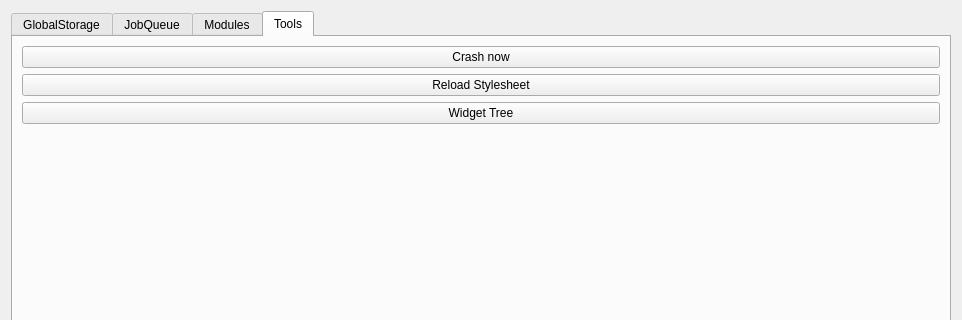
Above: src/calamares/DebugWindow.ui from calamares/calamares before the change; both pictures show x 0 to 962 and y 0 to 320 of the 962 by 651 pixel window. Below: the same form after it.
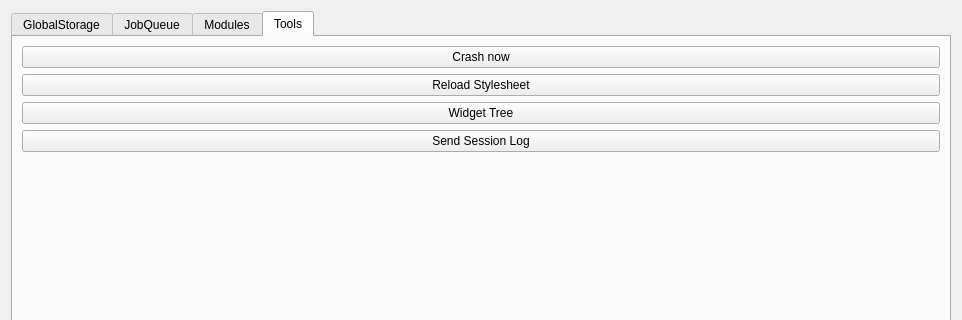
That is the form after the change. The open tabs and pages were chosen to show the change.

Commit message:
[calamares] Add a 'send log' button to the debug window
FIXES #1660

Diff of the .ui file:
```diff
--- a/src/calamares/DebugWindow.ui
+++ b/src/calamares/DebugWindow.ui
@@ -118,6 +118,13 @@
          </property>
         </widget>
        </item>
+       <item>
+        <widget class="QPushButton" name="sendLogButton">
+         <property name="text">
+          <string>Send Session Log</string>
+         </property>
+        </widget>
+       </item>
        <item>
         <spacer name="verticalSpacer">
          <property name="orientation">
```
Left out of the diff: 2 changed lines with no effect on the pictures. The commit also changes 1 other file.
